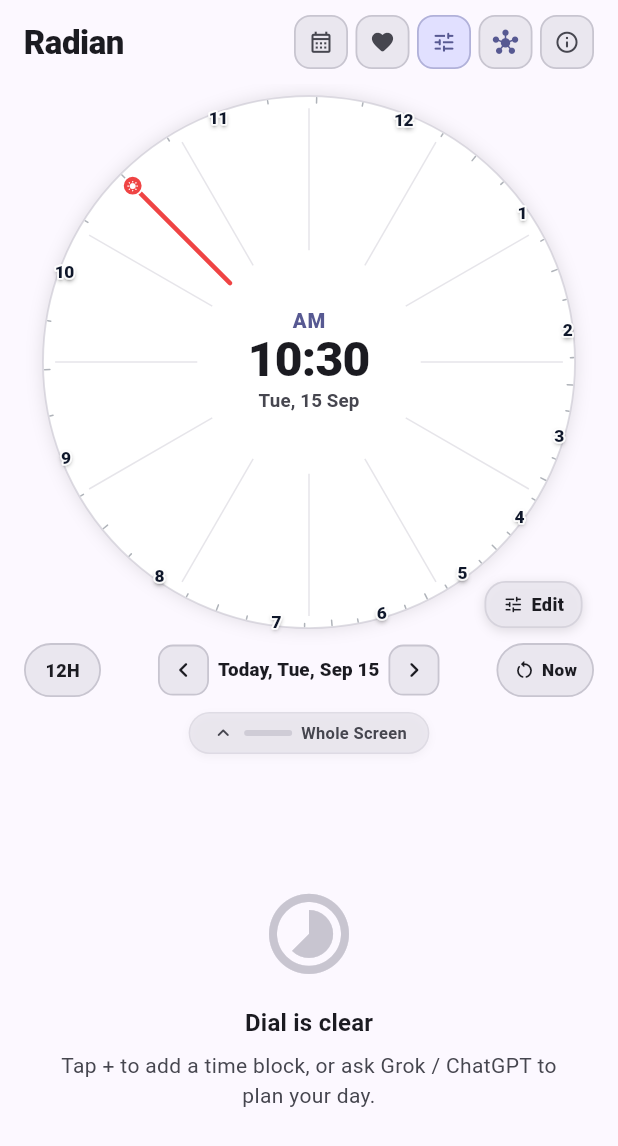
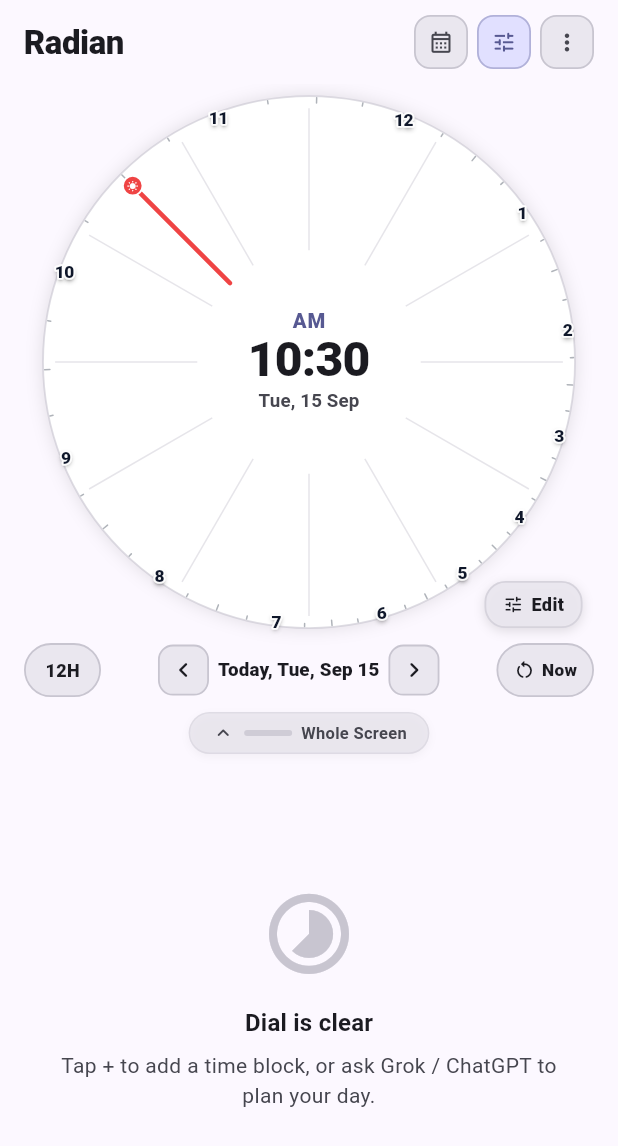
Before and after one commit to prasadsince1999/Radian, a Flutter app: the HomeScreen screen opened directly, on a phone screen of 412 x 824 dp. Shown: the top 1146 px of the screen. Run offline on Flutter 3.47's test engine with Material 3 defaults, Android fonts, the phone set to English and light mode, and no system bars; our stand-ins replace flutter_riverpod, shared_preferences, shelf; missing offline and left inert: shelf_cors_headers, shelf_router; accounts and stored records are empty; network calls fail; statements that could not run were skipped.

Commit message:
feat(dial): wrist-fluidity, hub diet, 3-tier sector content, appbar overflow, and deep-link landing

```diff
--- a/lib/core/services/android_widget_service.dart
+++ b/lib/core/services/android_widget_service.dart
@@ -26,15 +26,25 @@ class AndroidWidgetService {
       !WidgetsBinding.instance.runtimeType.toString().contains('Test');
 
   static void Function(String action)? onActionReceived;
+  static void Function(String eventId)? onOpenEventReceived;
 
-  static void initialize({void Function(String action)? onAction}) {
+  static void initialize({
+    void Function(String action)? onAction,
+    void Function(String eventId)? onOpenEvent,
+  }) {
     if (!isSupported) return;
     onActionReceived = onAction;
+    onOpenEventReceived = onOpenEvent;
     _channel.setMethodCallHandler((call) async {
       if (call.method == 'onWidgetAction') {
         final action = call.arguments as String?;
         if (action != null) {
           onActionReceived?.call(action);
+        }
+      } else if (call.method == 'onOpenEvent') {
+        final eventId = call.arguments as String?;
+        if (eventId != null) {
+          onOpenEventReceived?.call(eventId);
         }
       }
     });
--- a/lib/presentation/screens/home_screen.dart
+++ b/lib/presentation/screens/home_screen.dart
@@ -49,7 +49,18 @@ class _HomeScreenState extends ConsumerState<HomeScreen>
       onAction: (action) {
         if (action == 'add_block') {
           _openAddBlock();
+        } else if (action == 'open_today' || action == 'view_dial') {
+          ref.read(customSelectedDayProvider.notifier).state = null;
+          ref.read(dialScrubAngleProvider.notifier).state = null;
+          ref.read(selectedEventProvider.notifier).state = null;
         }
+      },
+      onOpenEvent: (eventId) {
+        final events = ref.read(allEventsProvider).value ?? [];
+        try {
+          final ev = events.firstWhere((e) => e.id == eventId);
+          ref.read(selectedEventProvider.notifier).state = ev;
+        } catch (_) {}
       },
     );
     WidgetsBinding.instance.addPostFrameCallback((_) {
@@ -121,12 +132,18 @@ class _HomeScreenState extends ConsumerState<HomeScreen>
     final theme = Theme.of(context);
     final colorScheme = theme.colorScheme;
 
-    // Keep Android Home Screen Widget in sync
+    // Keep Android Home Screen Widget in sync (throttled to minute boundaries & state changes)
     ref.listen(allEventsProvider, (_, _) => _syncAndroidWidget());
     ref.listen(dayEventsProvider, (_, _) => _syncAndroidWidget());
     ref.listen(currentActiveEventProvider, (_, _) => _syncAndroidWidget());
     ref.listen(dialSettingsProvider, (_, _) => _syncAndroidWidget());
-    ref.listen(currentTimeProvider, (_, _) => _syncAndroidWidget());
+    ref.listen(currentTimeProvider, (prev, next) {
+      final prevMin = prev?.value?.minute;
+      final nextMin = next.value?.minute;
+      if (prevMin != nextMin) {
+        _syncAndroidWidget();
+      }
+    });
 
     return Scaffold(
       backgroundColor: theme.scaffoldBackgroundColor,
@@ -185,44 +202,9 @@ class _HomeScreenState extends ConsumerState<HomeScreen>
               ),
             ),
           ),
-          const SizedBox(width: 5),
+          const SizedBox(width: 6),
 
-          // 2. Health Squircle Button
-          BouncyPressable.standard(
-            onTap: () {
-              HapticFeedback.lightImpact();
-              showModalBottomSheet(
-                context: context,
-                isScrollControlled: true,
-                showDragHandle: false,
-                constraints: const BoxConstraints(
-                  maxWidth: AppLayoutConstants.modalMaxWidth,
-                ),
-                shape: ExpressiveShapes.modalSheet,
-                builder: (_) => const HealthInsightsSheet(),
-              );
-            },
-            child: Container(
-              width: AppLayoutConstants.actionButtonSize,
-              height: AppLayoutConstants.actionButtonSize,
-              decoration: BoxDecoration(
-                color: colorScheme.surfaceContainerHigh,
-                borderRadius: BorderRadius.circular(11),
-                border: Border.all(
-                  color: colorScheme.outlineVariant,
-                  width: 1.2,
-                ),
-              ),
-              child: Icon(
-                Icons.favorite_rounded,
-                size: 17,
-                color: colorScheme.onSurfaceVariant,
-              ),
-            ),
-          ),
-          const SizedBox(width: 5),
-
-          // 3. Dial Settings / Custom Squircle Button (Powered by Seed Primary)
+          // 2. Dial Settings / Custom Squircle Button (Powered by Seed Primary)
           BouncyPressable.standard(
             onTap: () {
               HapticFeedback.lightImpact();
@@ -255,12 +237,34 @@ class _HomeScreenState extends ConsumerState<HomeScreen>
               ),
             ),
           ),
-          const SizedBox(width: 5),
+          const SizedBox(width: 6),
 
-          // 4. AI Agent & MCP Hub Squircle Button
-          BouncyPressable.standard(
-            onTap: () {
+          // 3. Overflow Menu: Health, MCP Hub, About
+          PopupMenuButton<String>(
+            tooltip: 'More options',
+            shape: RoundedRectangleBorder(
+              borderRadius: BorderRadius.circular(16),
+              side: BorderSide(
+                color: colorScheme.outlineVariant.withValues(alpha: 0.5),
+                width: 1.0,
+              ),
+            ),
+            color: colorScheme.surfaceContainerHigh,
+            elevation: 4,
+            onSelected: (value) {
               HapticFeedback.lightImpact();
+              if (value == 'health') {
+                showModalBottomSheet(
+                  context: context,
+                  isScrollControlled: true,
+                  showDragHandle: false,
+                  constraints: const BoxConstraints(
+                    maxWidth: AppLayoutConstants.modalMaxWidth,
+                  ),
+                  shape: ExpressiveShapes.modalSheet,
+                  builder: (_) => const HealthInsightsSheet(),
+                );
+              } else if (value == 'mcp') {
                 showModalBottomSheet(
                   context: context,
                   isScrollControlled: true,
@@ -271,7 +275,76 @@ class _HomeScreenState extends ConsumerState<HomeScreen>
                   shape: ExpressiveShapes.modalSheet,
                   builder: (_) => const McpStatusSheet(),
                 );
+              } else if (value == 'about') {
+                AboutRadianDialog.show(context);
+              }
             },
+            itemBuilder: (context) => [
+              PopupMenuItem(
+                value: 'health',
+                child: Row(
+                  children: [
+                    Icon(
+                      Icons.favorite_rounded,
+                      size: 18,
+                      color: colorScheme.primary,
+                    ),
+                    const SizedBox(width: 12),
+                    Text(
+                      'Health Insights',
+                      style: TextStyle(
+                        fontWeight: FontWeight.w600,
+                        fontSize: 13.5,
+                        color: colorScheme.onSurface,
+                      ),
+                    ),
+                  ],
+                ),
+              ),
+              PopupMenuItem(
+                value: 'mcp',
+                child: Row(
+                  children: [
+                    Icon(
+                      Icons.hub_rounded,
+                      size: 18,
+                      color: colorScheme.primary,
+                    ),
+                    const SizedBox(width: 12),
+                    Text(
+                      'AI & MCP Hub',
+                      style: TextStyle(
+                        fontWeight: FontWeight.w600,
+                        fontSize: 13.5,
+                        color: colorScheme.onSurface,
+                      ),
+                    ),
+                  ],
+                ),
+              ),
+              const PopupMenuDivider(),
+              PopupMenuItem(
+                value: 'about',
+                child: Row(
+                  children: [
+                    Icon(
+                      Icons.info_outline_rounded,
+                      size: 18,
+                      color: colorScheme.onSurfaceVariant,
+                    ),
+                    const SizedBox(width: 12),
+                    Text(
+                      'About Radian',
+                      style: TextStyle(
+                        fontWeight: FontWeight.w600,
+                        fontSize: 13.5,
+                        color: colorScheme.onSurface,
+                      ),
+                    ),
+                  ],
+                ),
+              ),
+            ],
             child: Container(
               width: AppLayoutConstants.actionButtonSize,
               height: AppLayoutConstants.actionButtonSize,
@@ -284,34 +357,8 @@ class _HomeScreenState extends ConsumerState<HomeScreen>
                 ),
               ),
               child: Icon(
-                Icons.hub_rounded,
-                size: 17,
-                color: colorScheme.primary,
-              ),
-            ),
-          ),
-          const SizedBox(width: 5),
-
-          // 5. About Radian Squircle Button
-          BouncyPressable.standard(
-            onTap: () {
-              HapticFeedback.lightImpact();
-              AboutRadianDialog.show(context);
-            },
-            child: Container(
-              width: AppLayoutConstants.actionButtonSize,
-              height: AppLayoutConstants.actionButtonSize,
-              decoration: BoxDecoration(
-                color: colorScheme.surfaceContainerHigh,
-                borderRadius: BorderRadius.circular(11),
-                border: Border.all(
-                  color: colorScheme.outlineVariant,
-                  width: 1.2,
-                ),
-              ),
-              child: Icon(
-                Icons.info_outline_rounded,
-                size: 17,
+                Icons.more_vert_rounded,
+                size: 18,
                 color: colorScheme.onSurfaceVariant,
               ),
             ),
--- a/lib/presentation/widgets/dial/center_summary.dart
+++ b/lib/presentation/widgets/dial/center_summary.dart
@@ -234,59 +234,6 @@ class CenterSummary extends ConsumerWidget {
                       letterSpacing: 0.1,
                     ),
                   ),
-                  if (activeEvent != null) ...[
-                    const SizedBox(height: 4),
-                    Container(
-                      constraints: const BoxConstraints(maxWidth: 110),
-                      padding: const EdgeInsets.symmetric(
-                        horizontal: 7,
-                        vertical: 2.5,
-                      ),
-                      decoration: BoxDecoration(
-                        color: colorScheme.secondaryContainer,
-                        borderRadius: BorderRadius.circular(12),
-                        border: Border.all(
-                          color: colorScheme.secondary.withValues(alpha: 0.3),
-                          width: 1.0,
-                        ),
-                      ),
-                      child: Row(
-                        mainAxisSize: MainAxisSize.min,
-                        children: [
-                          Icon(
-                            activeEvent!.resolvedIcon,
-                            size: 10.5,
-                            color: colorScheme.onSecondaryContainer,
-                          ),
-                          const SizedBox(width: 4),
-                          Flexible(
-                            child: Text(
-                              activeEvent!.title
-                                  .replaceAll('+', ' + ')
-                                  .replaceAll('-', ' - '),
-                              textAlign: TextAlign.center,
-                              maxLines: 2,
-                              softWrap: true,
-                              overflow: TextOverflow.ellipsis,
-                              style: TextStyle(
-                                fontFamily: 'Kalam',
-                                fontFamilyFallback: const [
-                                  'Patrick Hand',
-                                  'Caveat',
-                                  'sans-serif',
-                                ],
-                                fontWeight: FontWeight.w700,
-                                color: colorScheme.onSecondaryContainer,
-                                fontSize: 10.5,
-                                height: 1.10,
-                                letterSpacing: 0.1,
-                              ),
-                            ),
-                          ),
-                        ],
-                      ),
-                    ),
-                  ],
                 ],
               ),
             ),
```
Also changed, not shown: lib/presentation/widgets/dial/components/sector_content_renderer.dart (+40 -61 lines), 3 other files. Lines whose indentation alone changed are shown as unchanged.
